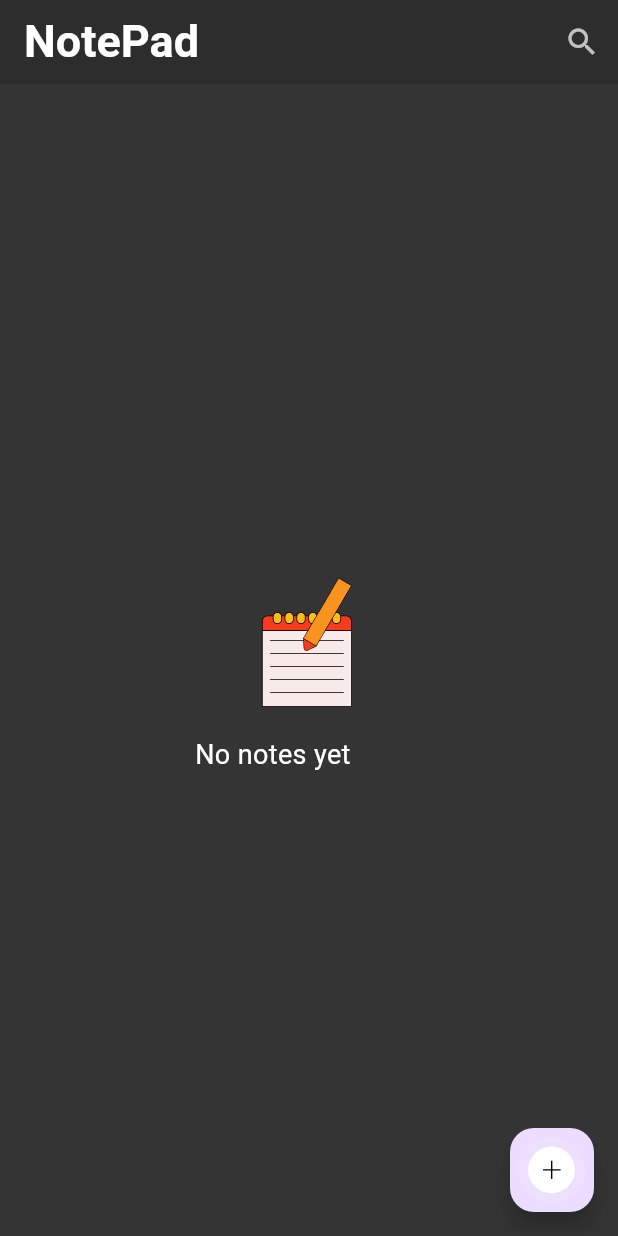
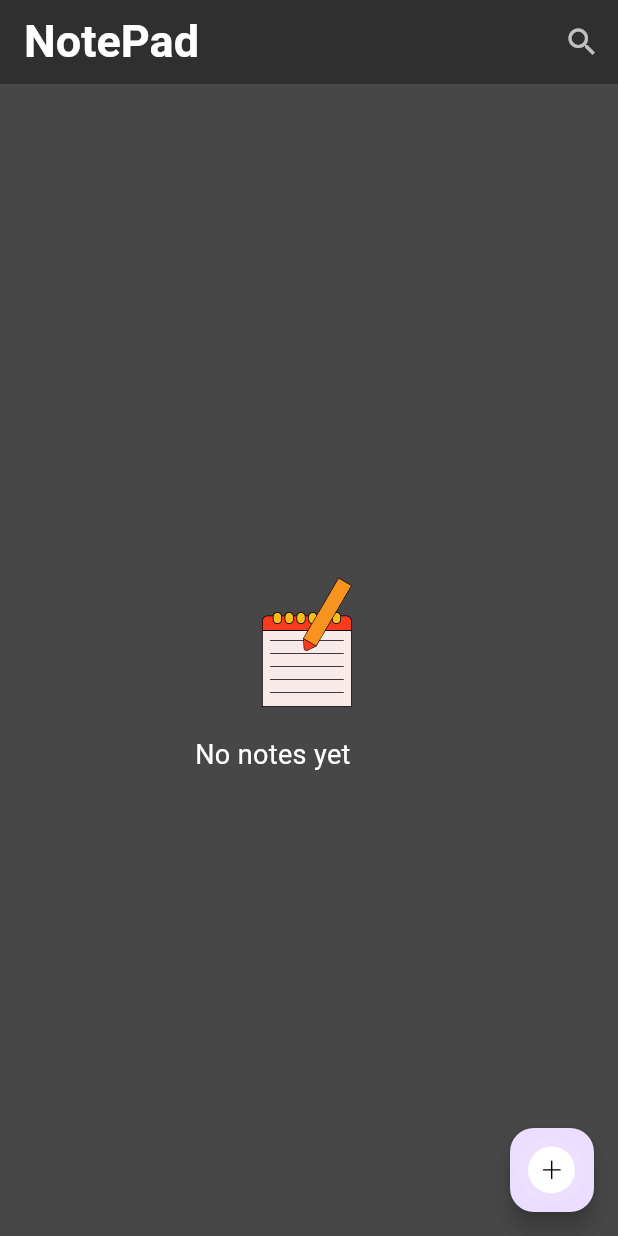
Before and after one commit to Desmond235/note_pad, a Flutter app: the screen it shows after launch, on a phone screen of 412 x 824 dp. Run offline on Flutter 3.47's test engine with Material 3 defaults, Android fonts, the phone set to English and light mode, and no system bars; our stand-ins replace lottie, sqflite; accounts and stored records are empty.

Commit message:
'modified'

```diff
--- a/lib/main.dart
+++ b/lib/main.dart
@@ -16,9 +16,9 @@ class MyApp extends StatelessWidget {
       debugShowCheckedModeBanner: false,
       theme: ThemeData(
         appBarTheme: const AppBarTheme(
-          backgroundColor: Color.fromARGB(188, 43, 43, 43),
+          backgroundColor: Color.fromARGB(221, 43, 43, 43),
         ),
-        scaffoldBackgroundColor: const Color.fromARGB(244, 43, 43, 43),
+        scaffoldBackgroundColor: const Color.fromARGB(221, 43, 43, 43),
         colorScheme: ColorScheme.fromSeed(seedColor: Colors.deepPurple),
         useMaterial3: true,
       ),
```
